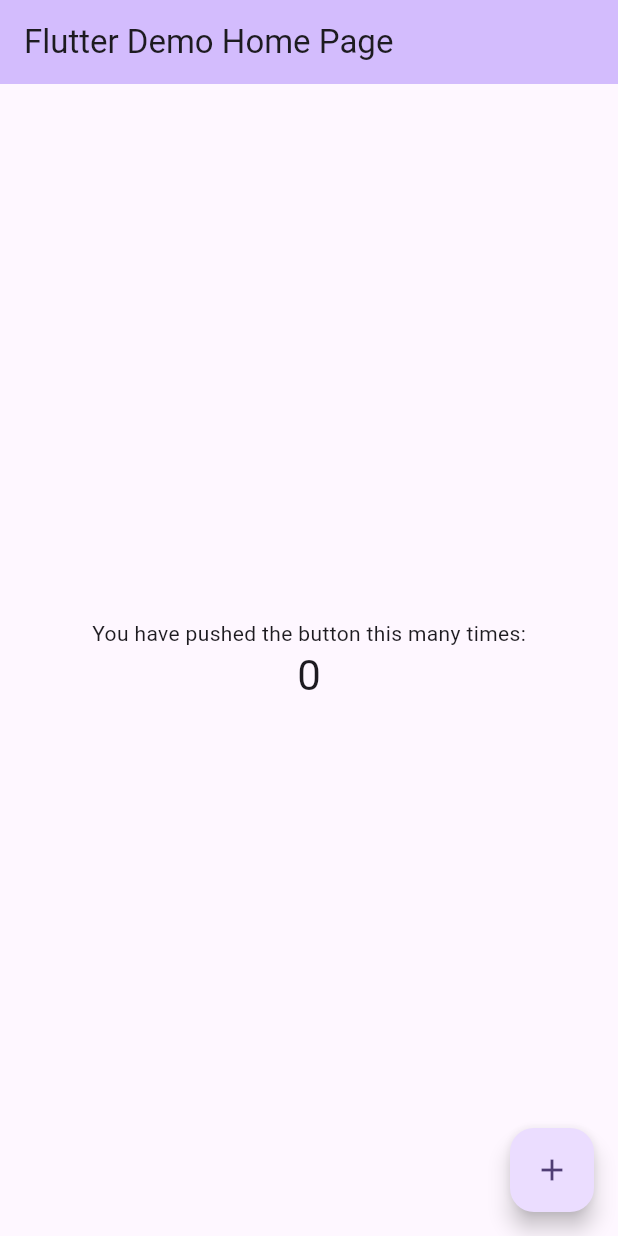
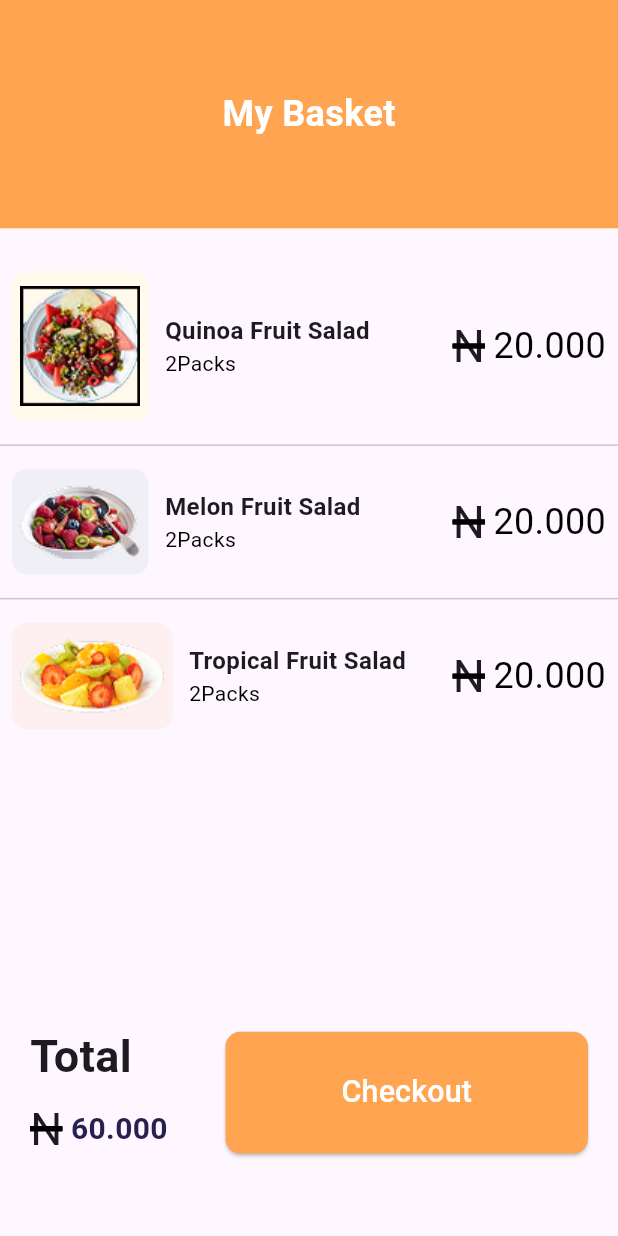
Before and after one commit to IsraaAliAbdelfattah/training-project, a Flutter app: the screen it shows after launch, on a phone screen of 412 x 824 dp. Run offline on Flutter 3.47's test engine with Material 3 defaults, Android fonts, the phone set to English and light mode, and no system bars; our stand-ins replace flutter_screenutil.

Commit message:
basket and congratulations screen

```diff
--- /dev/null
+++ b/lib/Features/basket/presentation/views/basket_view.dart
@@ -0,0 +1,111 @@
+import 'package:flutter/material.dart';
+import 'package:flutter_screenutil/flutter_screenutil.dart';
+import 'package:fruit_shop/Features/basket/presentation/widgets/basket_card.dart';
+import 'package:fruit_shop/Features/basket/presentation/widgets/bottom_sheet.dart';
+import 'package:fruit_shop/Features/basket/presentation/widgets/n_letter.dart';
+import 'package:fruit_shop/Features/congratulations/presentation/views/congratilations.dart';
+
+class BasketView extends StatelessWidget {
+  const BasketView({super.key});
+
+  @override
+  Widget build(BuildContext context) {
+    return Scaffold(
+      body: Column(
+        children: [
+          Container(
+            height: 150.h,
+            color: Color(0xffFFA451),
+            child: Center(
+              child: Text(
+                'My Basket',
+                style: TextStyle(
+                  fontSize: 24,
+                  fontWeight: FontWeight.bold,
+                  color: Colors.white,
+                ),
+              ),
+            ),
+          ),
+          SizedBox(height: 20.h),
+          BasketCard(
+            backgroundColor: Color(0xffFFFAEB),
+            imagePath: 'assets/images/image_1.png',
+            title: 'Quinoa Fruit Salad',
+          ),
+          Divider(),
+          BasketCard(
+            backgroundColor: Color(0xffF1EFF6),
+            imagePath: 'assets/images/image_2.png',
+            title: 'Melon Fruit Salad',
+          ),
+          Divider(),
+          BasketCard(
+            backgroundColor: Color(0xffFEF0F0),
+            imagePath: 'assets/images/image_3.png',
+            title: 'Tropical Fruit Salad',
+          ),
+          Spacer(),
+          Padding(
+            padding: const EdgeInsets.symmetric(horizontal: 20, vertical: 50),
+            child: Row(
+              children: [
+                Column(
+                  crossAxisAlignment: CrossAxisAlignment.start,
+                  children: [
+                    Text(
+                      'Total',
+                      style: TextStyle(
+                        fontSize: 30,
+                        fontWeight: FontWeight.bold,
+                      ),
+                    ),
+                    SizedBox(height: 5.h),
+                    Row(
+                      children: [
+                        NLetter(),
+                        SizedBox(width: 5.w),
+                        Text(
+                          '60.000',
+                          style: TextStyle(
+                            fontSize: 20,
+                            fontWeight: FontWeight.bold,
+                            color: Color(0xff27214D),
+                          ),
+                        ),
+                      ],
+                    ),
+                  ],
+                ),
+                Spacer(),
+                SizedBox(
+                  height: 80.h,
+                  width: 220.w,
+                  child: ElevatedButton(
+                    style: ElevatedButton.styleFrom(
+                      backgroundColor: Color(0xffFFA451),
+                      padding: EdgeInsets.symmetric(
+                        horizontal: 20.w,
+                        vertical: 10.h,
+                      ),
+                      shape: RoundedRectangleBorder(
+                        borderRadius: BorderRadius.circular(10),
+                      ),
+                    ),
+                    onPressed: () {
+                     showBasketBottomSheet(context);
+                    },
+                    child: Text(
+                      'Checkout',
+                      style: TextStyle(color: Colors.white, fontSize: 20.sp),
+                    ),
+                  ),
+                ),
+              ],
+            ),
+          ),
+        ],
+      ),
+    );
+  }
+}
--- /dev/null
+++ b/lib/Features/basket/presentation/widgets/basket_card.dart
@@ -0,0 +1,54 @@
+import 'package:flutter/material.dart';
+import 'package:flutter_screenutil/flutter_screenutil.dart';
+import 'package:fruit_shop/Features/basket/presentation/widgets/n_letter.dart';
+
+class BasketCard extends StatelessWidget {
+  const BasketCard({super.key,required this.imagePath, required this.title,required this.backgroundColor});
+final String imagePath ;
+final String title;
+final Color backgroundColor ;
+  @override
+  Widget build(BuildContext context) {
+    return
+          Padding(
+            padding: const EdgeInsets.all(8.0),
+            child: Row(
+              children: [
+                Container(
+                  padding: EdgeInsets.symmetric(horizontal: 5.w,vertical: 10.h),
+                  decoration: BoxDecoration(
+                    borderRadius: BorderRadius.circular(10),
+                    color: backgroundColor,
+                  ),
+                  child: Image.asset(imagePath),
+                ),
+                SizedBox(width: 10.w),
+                Column(
+                  crossAxisAlignment: CrossAxisAlignment.start,
+                  children: [
+                    Text(
+                      title,
+                      style: TextStyle(
+                        fontSize: 16,
+                        fontWeight: FontWeight.bold,
+                      ),
+                    ),
+                    Text(
+                      '2Packs',
+                      style: TextStyle(fontSize: 14, color: Colors.black),
+                    ),
+                  ],
+                ),
+                Spacer(),
+                NLetter(),
+                SizedBox(width: 5.w),
+
+                Text(
+                  '20.000',
+                  style: TextStyle(fontSize: 24, color: Colors.black),
+                ),
+              ],
+            ),
+          );
+  }
+}
--- /dev/null
+++ b/lib/Features/basket/presentation/widgets/n_letter.dart
@@ -0,0 +1,34 @@
+import 'package:flutter/material.dart';
+import 'package:flutter_screenutil/flutter_screenutil.dart';
+
+class NLetter extends StatelessWidget {
+  const NLetter({super.key});
+
+  @override
+  Widget build(BuildContext context) {
+    return  Stack(
+                  alignment: Alignment.center,
+                  children: [
+                    Text('N', style: TextStyle(fontSize: 30)),
+                    Positioned(
+                      top: 20.h,
+                      left: 0,
+                      right: 0,
+                      child: Container(
+                        height: 3.h,
+                        color: Colors.black,
+                      ), // الخط الأول
+                    ),
+                    Positioned(
+                      bottom: 20.h,
+                      left: 0,
+                      right: 0,
+                      child: Container(
+                        height: 3.h,
+                        color: Colors.black,
+                      ), // الخط التاني
+                    ),
+                  ],
+                );
+  }
+}
--- a/lib/main.dart
+++ b/lib/main.dart
@@ -1,122 +1,22 @@
 import 'package:flutter/material.dart';
+import 'package:flutter_screenutil/flutter_screenutil.dart';
+import 'package:fruit_shop/Features/basket/presentation/views/basket_view.dart';
 
 void main() {
-  runApp(const MyApp());
+  runApp(const FruitShop());
 }
 
-class MyApp extends StatelessWidget {
-  const MyApp({super.key});
+class FruitShop extends StatelessWidget {
+  const FruitShop({super.key});
 
-  // This widget is the root of your application.
   @override
   Widget build(BuildContext context) {
-    return MaterialApp(
-      title: 'Flutter Demo',
-      theme: ThemeData(
-        // This is the theme of your application.
-        //
-        // TRY THIS: Try running your application with "flutter run". You'll see
-        // the application has a purple toolbar. Then, without quitting the app,
-        // try changing the seedColor in the colorScheme below to Colors.green
-        // and then invoke "hot reload" (save your changes or press the "hot
-        // reload" button in a Flutter-supported IDE, or press "r" if you used
-        // the command line to start the app).
-        //
-        // Notice that the counter didn't reset back to zero; the application
-        // state is not lost during the reload. To reset the state, use hot
-        // restart instead.
-        //
-        // This works for code too, not just values: Most code changes can be
-        // tested with just a hot reload.
-        colorScheme: ColorScheme.fromSeed(seedColor: Colors.deepPurple),
+    return ScreenUtilInit(
+      splitScreenMode: true,
+      minTextAdapt: true,
+      designSize: const Size(375, 812),
+      child: MaterialApp(home: BasketView(),
       ),
-      home: const MyHomePage(title: 'Flutter Demo Home Page'),
     );
   }
 }
-
-class MyHomePage extends StatefulWidget {
-  const MyHomePage({super.key, required this.title});
-
-  // This widget is the home page of your application. It is stateful, meaning
-  // that it has a State object (defined below) that contains fields that affect
-  // how it looks.
-
-  // This class is the configuration for the state. It holds the values (in this
-  // case the title) provided by the parent (in this case the App widget) and
-  // used by the build method of the State. Fields in a Widget subclass are
-  // always marked "final".
-
-  final String title;
-
-  @override
-  State<MyHomePage> createState() => _MyHomePageState();
-}
-
-class _MyHomePageState extends State<MyHomePage> {
-  int _counter = 0;
-
-  void _incrementCounter() {
-    setState(() {
-      // This call to setState tells the Flutter framework that something has
-      // changed in this State, which causes it to rerun the build method below
-      // so that the display can reflect the updated values. If we changed
-      // _counter without calling setState(), then the build method would not be
-      // called again, and so nothing would appear to happen.
-      _counter++;
-    });
-  }
-
-  @override
-  Widget build(BuildContext context) {
-    // This method is rerun every time setState is called, for instance as done
-    // by the _incrementCounter method above.
-    //
-    // The Flutter framework has been optimized to make rerunning build methods
-    // fast, so that you can just rebuild anything that needs updating rather
-    // than having to individually change instances of widgets.
-    return Scaffold(
-      appBar: AppBar(
-        // TRY THIS: Try changing the color here to a specific color (to
-        // Colors.amber, perhaps?) and trigger a hot reload to see the AppBar
-        // change color while the other colors stay the same.
-        backgroundColor: Theme.of(context).colorScheme.inversePrimary,
-        // Here we take the value from the MyHomePage object that was created by
-        // the App.build method, and use it to set our appbar title.
-        title: Text(widget.title),
-      ),
-      body: Center(
-        // Center is a layout widget. It takes a single child and positions it
-        // in the middle of the parent.
-        child: Column(
-          // Column is also a layout widget. It takes a list of children and
-          // arranges them vertically. By default, it sizes itself to fit its
-          // children horizontally, and tries to be as tall as its parent.
-          //
-          // Column has various properties to control how it sizes itself and
-          // how it positions its children. Here we use mainAxisAlignment to
-          // center the children vertically; the main axis here is the vertical
-          // axis because Columns are vertical (the cross axis would be
-          // horizontal).
-          //
-          // TRY THIS: Invoke "debug painting" (choose the "Toggle Debug Paint"
-          // action in the IDE, or press "p" in the console), to see the
-          // wireframe for each widget.
-          mainAxisAlignment: MainAxisAlignment.center,
-          children: <Widget>[
-            const Text('You have pushed the button this many times:'),
-            Text(
-              '$_counter',
-              style: Theme.of(context).textTheme.headlineMedium,
-            ),
-          ],
-        ),
-      ),
-      floatingActionButton: FloatingActionButton(
-        onPressed: _incrementCounter,
-        tooltip: 'Increment',
-        child: const Icon(Icons.add),
-      ), // This trailing comma makes auto-formatting nicer for build methods.
-    );
-  }
-}
--- a/pubspec.yaml
+++ b/pubspec.yaml
@@ -30,7 +30,7 @@ environment:
 dependencies:
   flutter:
     sdk: flutter
-
+  flutter_screenutil: ^5.9.3
   # The following adds the Cupertino Icons font to your application.
   # Use with the CupertinoIcons class for iOS style icons.
   cupertino_icons: ^1.0.8
@@ -58,8 +58,8 @@ flutter:
   uses-material-design: true
 
   # To add assets to your application, add an assets section, like this:
-  # assets:
-  #   - images/a_dot_burr.jpeg
+  assets:
+    - assets/images/
   #   - images/a_dot_ham.jpeg
 
   # An image asset can refer to one or more resolution-specific "variants", see
```
Also changed, not shown: lib/Features/basket/presentation/widgets/bottom_sheet.dart (added, +87 -0 lines), lib/Features/basket/presentation/widgets/custom_text_field.dart (added, +20 -0 lines), lib/Features/congratulations/presentation/views/congratilations.dart (added, +76 -0 lines), lib/Features/congratulations/presentation/views/widgets/check_icon.dart (added, +30 -0 lines), lib/Features/home/presentation/views/home_view.dart (deleted, +0 -62 lines), assets/images/image_1.png (added), assets/images/image_2.png (added), assets/images/image_3.png (added), lib/Features/LogIn/presentation/views/login.dart (deleted), pubspec.lock.
